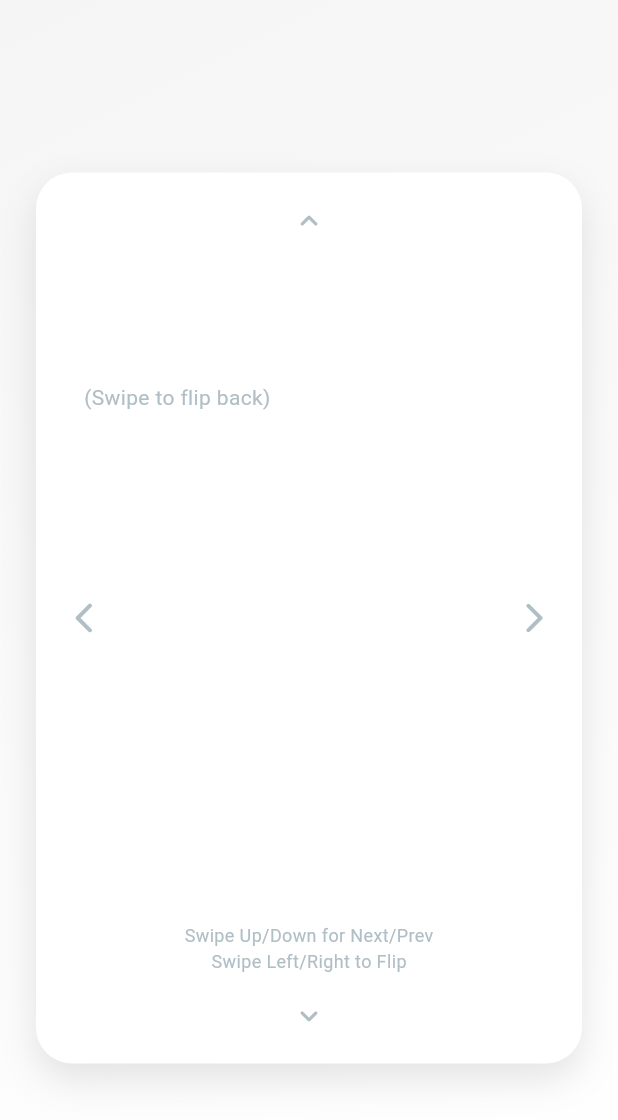
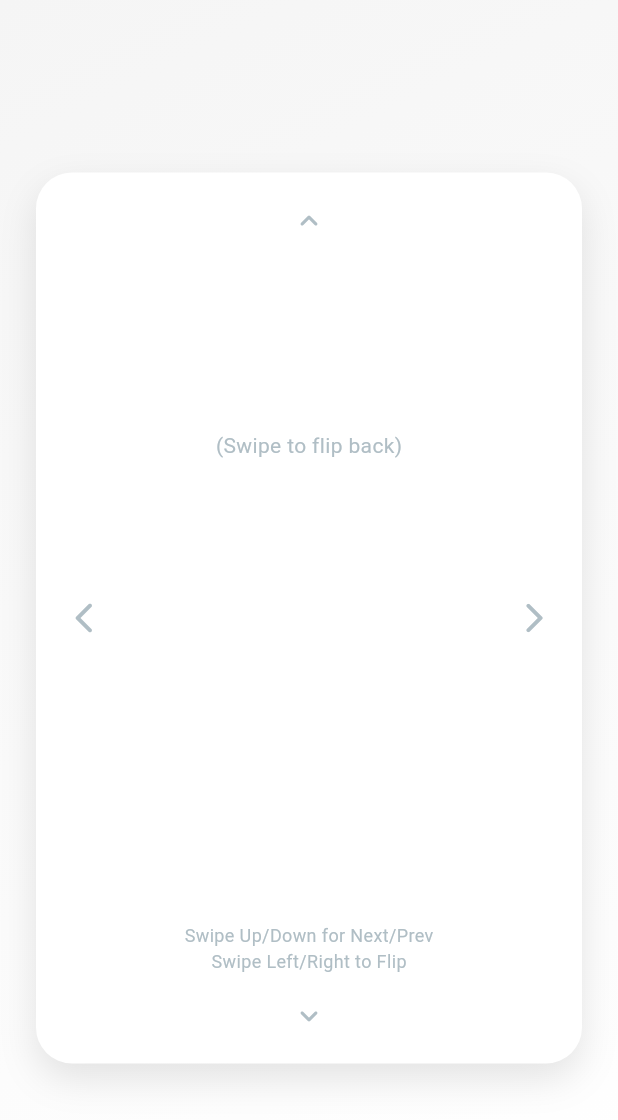
Before and after one commit to eyalmagnus/Lalyword, a Flutter app: the SpellContent widget shown alone on an empty page, opened directly with empty values, after a tap on the "arrow forward ios" icon, on a phone screen of 412 x 824 dp. Shown: the top 1120 px of the screen. Run offline on Flutter 3.47's test engine with Material 3 defaults, Android fonts, the phone set to English and light mode, and no system bars; our stand-ins replace audioplayers, flutter_riverpod, shared_preferences, video_player; missing offline and left inert: gsheets, translator; accounts and stored records are empty; network calls fail.

Commit message:
refactor: Update layout of spell screen to enhance user experience by adjusting spacing and adding navigation instructions, ensuring better visual clarity and interaction.

```diff
--- a/lalyword/lib/screens/spell_screen.dart
+++ b/lalyword/lib/screens/spell_screen.dart
@@ -552,8 +552,12 @@ class _SpellContentState extends ConsumerState<SpellContent> {
                             mainAxisAlignment: MainAxisAlignment.center,
                             mainAxisSize: MainAxisSize.min,
                             children: [
-                            const SizedBox(height: 48),
                               if (_isFlipped) ...[
+                                const SizedBox(height: 80),
+                                Center(
+                                  child: Column(
+                                    mainAxisSize: MainAxisSize.min,
+                                    children: [
                                       Text(
                                         widget.word.englishWord.toLowerCase().startsWith('to ') && widget.word.englishWord.length > 3
                                             ? '(to) ${widget.word.englishWord.substring(3)}'
@@ -571,7 +575,12 @@ class _SpellContentState extends ConsumerState<SpellContent> {
                                         '(Swipe to flip back)',
                                         style: TextStyle(color: AppTheme.softGrey),
                                       ),
+                                    ],
+                                  ),
+                                ),
+                                const SizedBox(height: 80),
                               ] else ...[
+                                const SizedBox(height: 48),
                               Text(
                                 widget.word.hebrewWord ?? 'Translating...',
                                 style: widget.word.hebrewWord == null || widget.word.hebrewWord!.isEmpty
```
Lines whose indentation alone changed are shown as unchanged.
